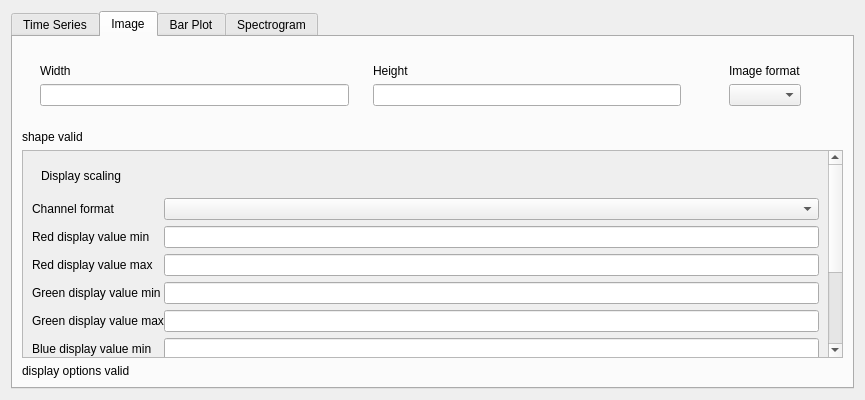
This is physiolabxr/_ui/OptionsWindowPlotFormatWidget.ui in PhysioLabXR/PhysioLabXR-Community as Qt 5 draws it before an edit. The edited form follows.
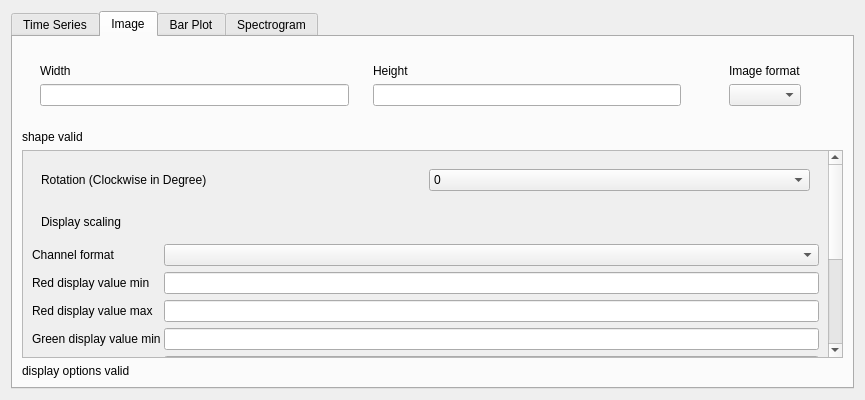
This is the edited form. The open tabs and pages were chosen to show the change.

Commit message: add image format gui. 90,180,270

Diff of the .ui file:
```diff
--- a/physiolabxr/_ui/OptionsWindowPlotFormatWidget.ui
+++ b/physiolabxr/_ui/OptionsWindowPlotFormatWidget.ui
@@ -133,10 +133,47 @@
             <x>0</x>
             <y>0</y>
             <width>809</width>
-            <height>362</height>
+            <height>410</height>
            </rect>
           </property>
           <layout class="QVBoxLayout" name="verticalLayout_13">
+           <item>
+            <widget class="QWidget" name="display_rotation_widget" native="true">
+             <layout class="QHBoxLayout" name="horizontalLayout_7">
+              <item>
+               <widget class="QLabel" name="label_23">
+                <property name="text">
+                 <string>Rotation (Clockwise in Degree)</string>
+                </property>
+               </widget>
+              </item>
+              <item>
+               <widget class="QComboBox" name="comboBox">
+                <item>
+                 <property name="text">
+                  <string>0</string>
+                 </property>
+                </item>
+                <item>
+                 <property name="text">
+                  <string>90</string>
+                 </property>
+                </item>
+                <item>
+                 <property name="text">
+                  <string>180</string>
+                 </property>
+                </item>
+                <item>
+                 <property name="text">
+                  <string>270</string>
+                 </property>
+                </item>
+               </widget>
+              </item>
+             </layout>
+            </widget>
+           </item>
            <item>
             <widget class="QWidget" name="display_options" native="true">
              <layout class="QVBoxLayout" name="verticalLayout_12">
```
Left out of the diff: 2 changed lines with no effect on the pictures.
